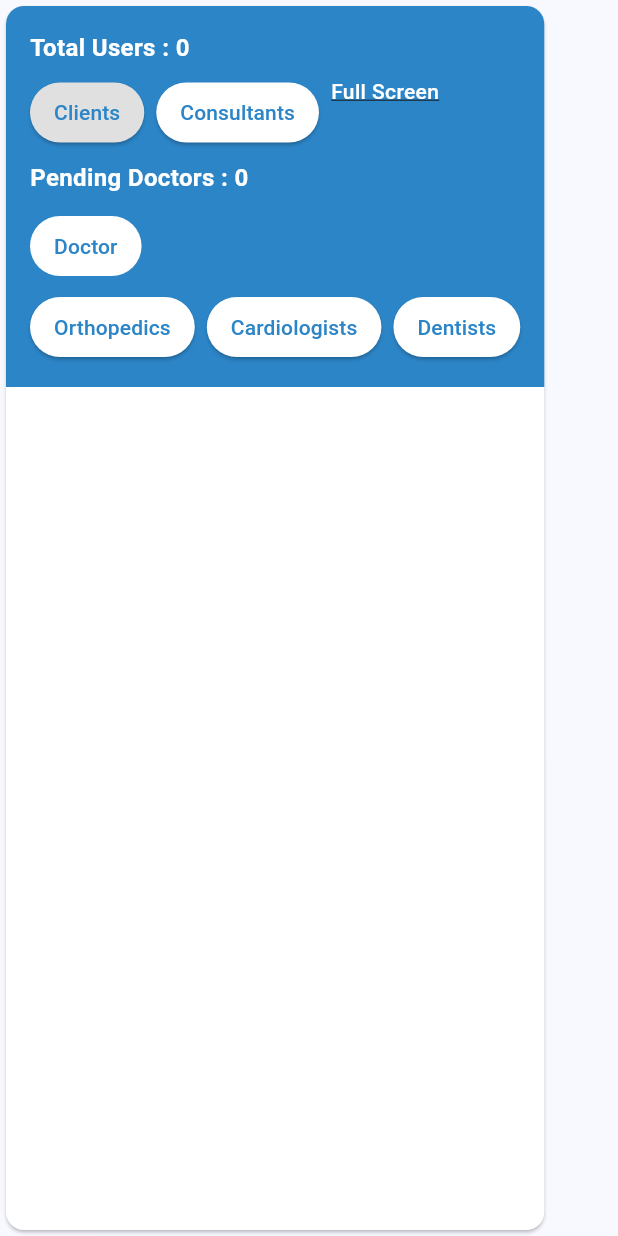
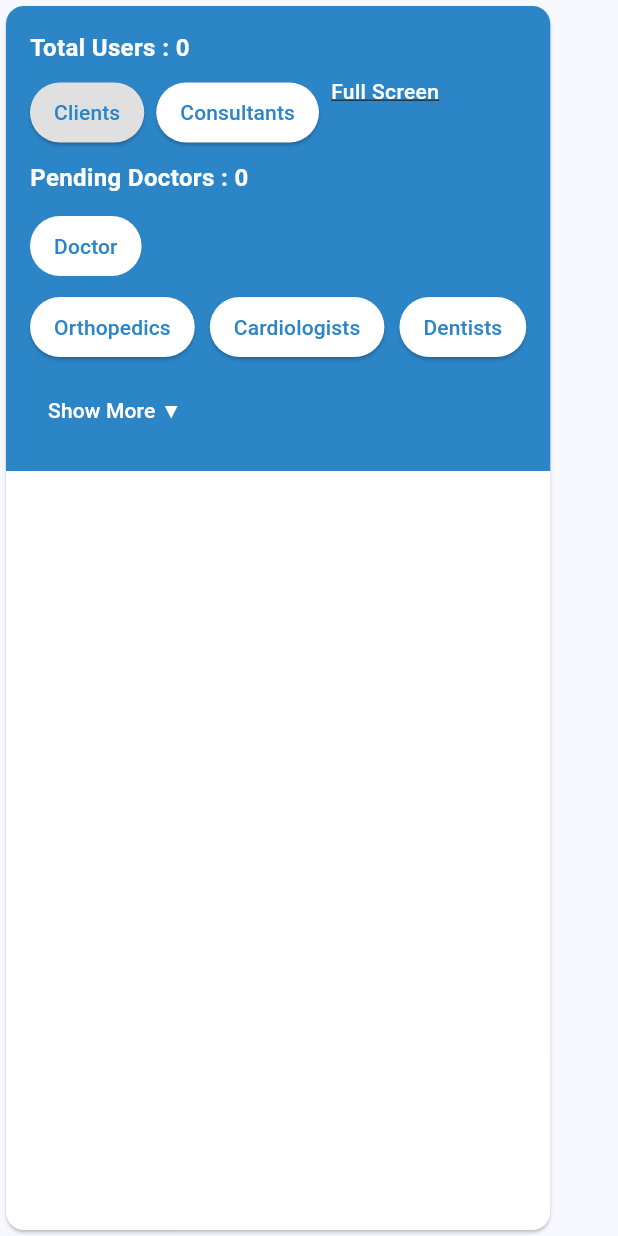
Before and after one commit to Masoom08/Dashboard, a Flutter app: the TotalUsersCard widget shown alone on an empty page, opened directly, on a phone screen of 412 x 824 dp. Run offline on Flutter 3.47's test engine with Material 3 defaults, Android fonts, the phone set to English and light mode, and no system bars; our stand-ins replace cached_network_image, cloud_firestore, firebase_auth, firebase_core, firebase_storage, fl_chart; missing offline and left inert: dart:html, image_picker_web; accounts and stored records are empty.

Commit message:
Minor drop down changes

```diff
--- a/lib/views/Dashboard/Total User/total_user.dart
+++ b/lib/views/Dashboard/Total User/total_user.dart
@@ -93,7 +93,7 @@ class _TotalUsersCardState extends State<TotalUsersCard> {
                           child: Text("Doctor"),
                         ),
                         const SizedBox(height: 6),
-                        Wrap(
+                        /*Wrap(
                           spacing: 8.0,
                           runSpacing: 8.0,
                           children: [
@@ -117,23 +117,16 @@ class _TotalUsersCardState extends State<TotalUsersCard> {
                                 }).toList(),
                               ),
                           ],
-                        ),
-                      ],
-                    ),
+                        ),*/
+                      //],
+                    //),
                     // Category Filters
                     // Category Filters
                     Wrap(
                       spacing: 10,
                       runSpacing: 8,
 
-                      /*children: [
-                        TextButton(
-                          onPressed: () {
-                            // Your logic here
-                          },
-                          style: _filterBtnStyle,
-                          child: Text("Doctor"),
-                        ),
+                      children: [
                         ...baseCategories.map((category) => _categoryButton(context, category)),
                         _showMore
                             ? DropdownButton<String>(
@@ -172,10 +165,11 @@ class _TotalUsersCardState extends State<TotalUsersCard> {
                             style: const TextStyle(color: Colors.white),
                           ),
                         ),
-                      ],*/
+                      ],
 
                     ),
-
+                  ],
+                ),
                   ],
                 ),
               ),
```
